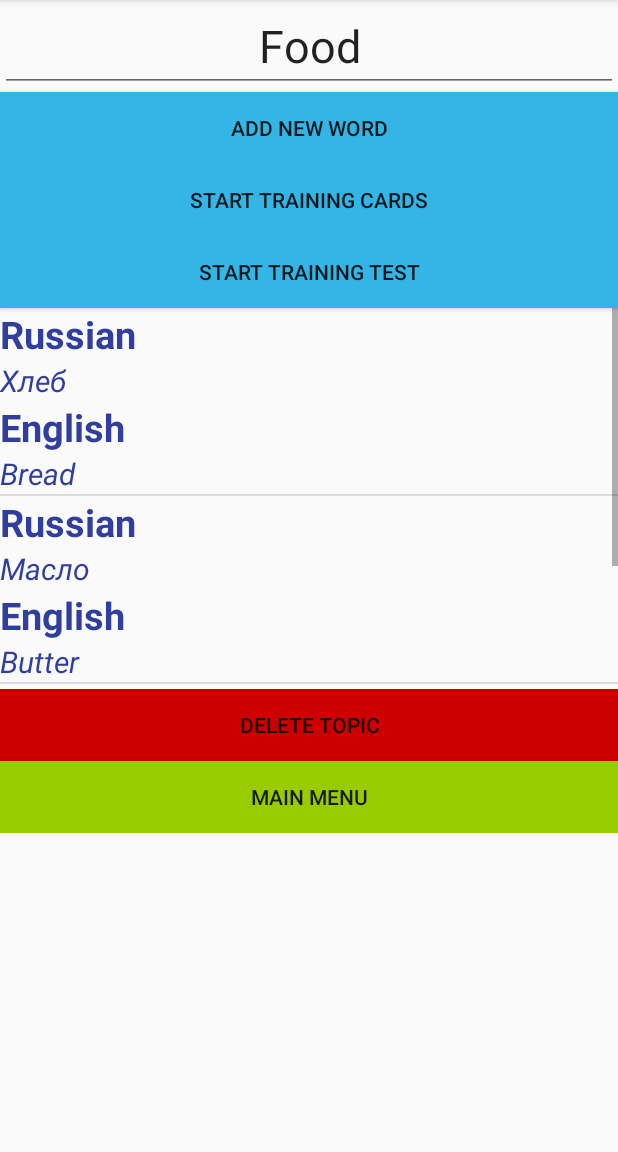
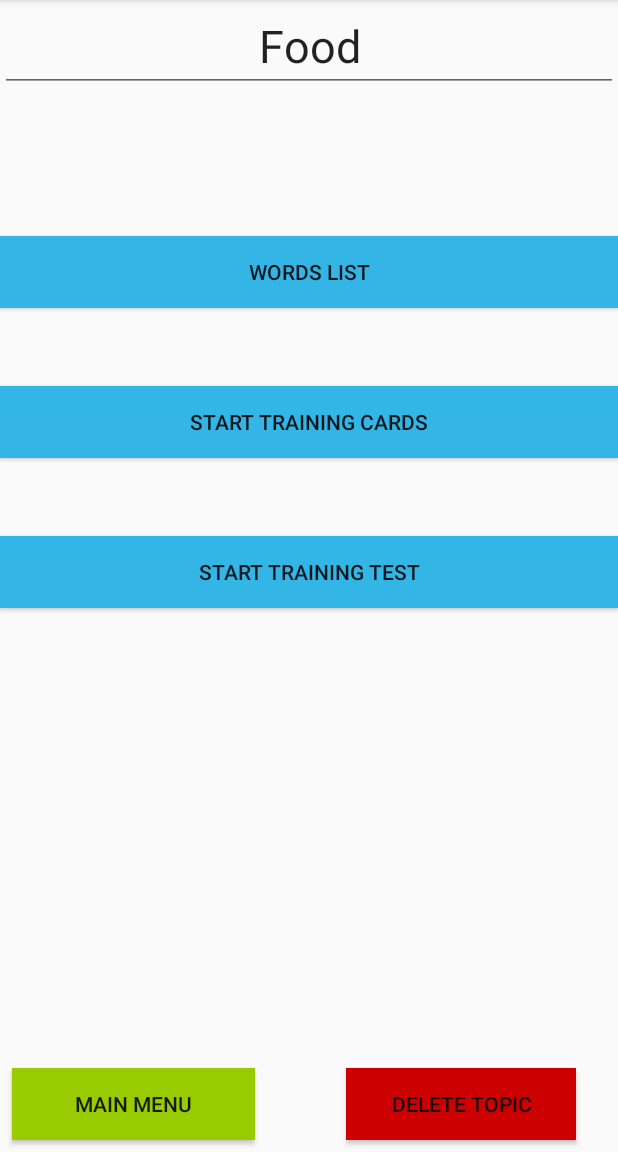
Before and after one commit to idzeh/learningwords, an Android app: the screen it shows after launch (TopicSettingsActivity), after a tap on "Food", on a phone screen of 412 x 824 dp, the part 84-1236 px from its top. Run offline under Robolectric (Android 15) with nearby library versions, the phone set to English and light mode, and no system bars.

Commit message:
first commit

```diff
--- a/app/src/main/java/com/example/idzeh/learningwords/CreateTopicActivity.java
+++ b/app/src/main/java/com/example/idzeh/learningwords/CreateTopicActivity.java
@@ -1,5 +1,8 @@
 package com.example.idzeh.learningwords;
 
+/*
+Активити для создания топика
+ */
 import android.support.v7.app.AppCompatActivity;
 import android.os.Bundle;
 import android.view.*;
--- a/app/src/main/java/com/example/idzeh/learningwords/DB.java
+++ b/app/src/main/java/com/example/idzeh/learningwords/DB.java
@@ -7,7 +7,9 @@ import android.database.Cursor;
 import android.database.sqlite.*;
 import android.content.ContentValues;
 import android.util.Log;
-
+/*
+класс с методами для работы с БД
+ */
 public class DB{
 
     public static ArrayList<Word> words;
--- a/app/src/main/java/com/example/idzeh/learningwords/Topic.java
+++ b/app/src/main/java/com/example/idzeh/learningwords/Topic.java
@@ -1,5 +1,7 @@
 package com.example.idzeh.learningwords;
-
+/*
+модель топика
+ */
 public class Topic {
     public int id;
     public String name;
--- a/app/src/main/java/com/example/idzeh/learningwords/TopicSettingsActivity.java
+++ b/app/src/main/java/com/example/idzeh/learningwords/TopicSettingsActivity.java
@@ -1,5 +1,7 @@
 package com.example.idzeh.learningwords;
-
+/*
+класс для редактирования топика
+ */
 import android.content.*;
 import android.support.v7.app.AppCompatActivity;
 import android.os.Bundle;
@@ -19,13 +21,13 @@ public class TopicSettingsActivity extends AppCompatActivity {
         final TextView topicNameInput = (TextView) findViewById(R.id.topic_name_input);
         topicNameInput.setText(DB.getTopicNameById(this, topicId));
         topicNameInput.setSelected(false);
-        ArrayList<Word> words = DB.getWordsByParentId(this, topicId);
 
-        ListView wordsListView = (ListView) findViewById(R.id.words_list_view);
+
         Button toMainButton = (Button) findViewById(R.id.toMainButton);
-        Button addWordButton = (Button) findViewById(R.id.addWordButton);
         Button deleteTopicButton = (Button) findViewById(R.id.deleteTopicButton);
         Button startTrainCardsButton = (Button) findViewById(R.id.startCardsButton);
+        Button startExamButton = (Button) findViewById(R.id.startTestButton);
+        Button wordsListButton = (Button) findViewById(R.id.toWordsListButton);
 
         final Context ctx = this;
         toMainButton.setOnClickListener(new View.OnClickListener() {
@@ -38,15 +40,13 @@ public class TopicSettingsActivity extends AppCompatActivity {
             }
         });
 
-        addWordButton.setOnClickListener(new View.OnClickListener() {
+        wordsListButton.setOnClickListener(new View.OnClickListener() {
             @Override
             public void onClick(View v) {
-                Intent intent = new Intent(TopicSettingsActivity.this, WordSettingsActivity.class);
+                Intent intent = new Intent(TopicSettingsActivity.this, WordsListActivity.class);
                 Bundle b = new Bundle();
-                b.putInt("word_id", -1);
                 b.putInt("topic_id", topicId);
                 intent.putExtras(b);
-                finish();
                 startActivity(intent);
             }
         });
@@ -72,19 +72,17 @@ public class TopicSettingsActivity extends AppCompatActivity {
                 startActivity(intent);
             }
         });
-        WordsAdapter wordsAdapter = new WordsAdapter(getApplicationContext(), R.layout.activity_topic_settings, words);
-        wordsListView.setAdapter(wordsAdapter);
-        wordsListView.setOnItemClickListener(new AdapterView.OnItemClickListener() {
+        startExamButton.setOnClickListener(new View.OnClickListener() {
             @Override
-            public void onItemClick(AdapterView<?> parent, View view, int position, long id) {
-                Intent intent = new Intent(TopicSettingsActivity.this, WordSettingsActivity.class);
+            public void onClick(View v) {
+                Intent intent = new Intent(TopicSettingsActivity.this, ExamActivity.class);
                 Bundle b = new Bundle();
-                b.putInt("word_id", ((Word) parent.getItemAtPosition(position)).getId());
                 b.putInt("topic_id", topicId);
                 intent.putExtras(b);
                 finish();
                 startActivity(intent);
             }
         });
+
     }
 }
--- a/app/src/main/java/com/example/idzeh/learningwords/TopicsAdapter.java
+++ b/app/src/main/java/com/example/idzeh/learningwords/TopicsAdapter.java
@@ -6,7 +6,9 @@ import android.view.View;
 import android.view.ViewGroup;
 import android.widget.ArrayAdapter;
 import android.widget.*;
-
+/*
+класс адаптера для топика
+ */
 public class TopicsAdapter extends ArrayAdapter<Topic>{
     ArrayList<Topic> topics = null;
     Context context;
--- a/app/src/main/java/com/example/idzeh/learningwords/TrainCardsActivity.java
+++ b/app/src/main/java/com/example/idzeh/learningwords/TrainCardsActivity.java
@@ -10,7 +10,9 @@ import android.widget.TextView;
 import java.util.ArrayList;
 import java.util.Collections;
 import java.util.Random;
-
+/*
+класс для режима тренировки
+ */
 public class TrainCardsActivity extends AppCompatActivity {
     ArrayList<Word> words;
     int topicId;
--- a/app/src/main/java/com/example/idzeh/learningwords/Word.java
+++ b/app/src/main/java/com/example/idzeh/learningwords/Word.java
@@ -1,5 +1,7 @@
 package com.example.idzeh.learningwords;
-
+/*
+модель слова для запоминания
+ */
 public class Word {
     private int parentId, id;
     private String russian, english;
--- a/app/src/main/java/com/example/idzeh/learningwords/WordsAdapter.java
+++ b/app/src/main/java/com/example/idzeh/learningwords/WordsAdapter.java
@@ -1,5 +1,7 @@
 package com.example.idzeh.learningwords;
-
+/*
+адаптер для слова
+ */
 import android.content.Context;
 import android.support.annotation.NonNull;
 import android.support.annotation.Nullable;
--- a/app/src/main/res/layout/activity_topic_settings.xml
+++ b/app/src/main/res/layout/activity_topic_settings.xml
@@ -2,77 +2,94 @@
 <android.support.constraint.ConstraintLayout xmlns:android="http://schemas.android.com/apk/res/android"
     xmlns:app="http://schemas.android.com/apk/res-auto"
     xmlns:tools="http://schemas.android.com/tools"
-    android:layout_width="match_parent"
-    android:layout_height="match_parent"
+    android:layout_width="fill_parent"
+    android:layout_height="fill_parent"
+    android:focusable="true"
     android:focusableInTouchMode="true"
+    android:orientation="vertical"
     tools:context=".TopicSettingsActivity">
 
-    <ScrollView
-        android:id="@+id/scrollView"
-        android:layout_width="match_parent"
-        android:layout_height="wrap_content">
-        <LinearLayout
-
-
+    <EditText
+        android:id="@+id/topic_name_input"
         android:layout_width="match_parent"
         android:layout_height="wrap_content"
-            android:orientation="vertical">
-            <EditText
-                android:id="@+id/topic_name_input"
-                android:layout_height="wrap_content"
-                android:layout_width="match_parent"
         android:inputType="text"
+        android:text="Enter topic name here"
         android:textAlignment="center"
-                android:textSize="30dp"
-                android:text="Enter topic name here"/>
+        android:textSize="30dp" />
 
     <Button
-                android:id="@+id/addWordButton"
+        android:id="@+id/toWordsListButton"
         android:layout_width="match_parent"
         android:layout_height="wrap_content"
+        android:layout_marginTop="96dp"
         android:background="@android:color/holo_blue_light"
-                android:text="Add new word"
-                app:layout_constraintTop_toBottomOf="@+id/topic_name_input" />
+        android:text="Words List"
+        app:layout_constraintTop_toBottomOf="@+id/topic_name_input"
+        tools:layout_editor_absoluteX="0dp" />
 
     <Button
         android:id="@+id/startCardsButton"
         android:layout_width="match_parent"
         android:layout_height="wrap_content"
+        android:layout_marginTop="52dp"
         android:background="@android:color/holo_blue_light"
         android:text="Start training Cards"
-                app:layout_constraintTop_toBottomOf="@+id/addWordButton" />
+        app:layout_constraintTop_toBottomOf="@+id/toWordsListButton"
+        tools:layout_editor_absoluteX="0dp" />
 
     <Button
         android:id="@+id/startTestButton"
         android:layout_width="match_parent"
         android:layout_height="wrap_content"
+        android:layout_marginTop="52dp"
         android:background="@android:color/holo_blue_light"
         android:text="Start training Test"
-                app:layout_constraintTop_toBottomOf="@+id/startCardsButton" />
+        app:layout_constraintTop_toBottomOf="@+id/startCardsButton"
+        tools:layout_editor_absoluteX="0dp" />
 
-
-            <ListView
-                android:id="@+id/words_list_view"
-                android:layout_width="match_parent"
-                android:layout_height="254dp"
-                android:isScrollContainer="false"></ListView>
 
     <Button
         android:id="@+id/deleteTopicButton"
-                android:layout_width="match_parent"
+        android:layout_width="153dp"
         android:layout_height="wrap_content"
+        android:layout_gravity="center_horizontal"
+        android:layout_marginStart="8dp"
+        android:layout_marginLeft="8dp"
+        android:layout_marginTop="8dp"
+        android:layout_marginEnd="8dp"
+        android:layout_marginRight="8dp"
+        android:layout_marginBottom="8dp"
         android:background="@android:color/holo_red_dark"
         android:text="Delete topic"
-                app:layout_constraintTop_toBottomOf="@+id/words_list_view" />
+        app:layout_constraintBottom_toBottomOf="parent"
+        app:layout_constraintEnd_toEndOf="parent"
+        app:layout_constraintHorizontal_bias="0.722"
+        app:layout_constraintStart_toEndOf="@+id/toMainButton"
+        app:layout_constraintTop_toBottomOf="@+id/startTestButton"
+        app:layout_constraintVertical_bias="1.0" />
+
     <Button
         android:id="@+id/toMainButton"
-                android:layout_width="match_parent"
+        android:layout_width="162dp"
         android:layout_height="wrap_content"
+        android:layout_gravity="center_horizontal"
+        android:layout_marginStart="8dp"
+        android:layout_marginLeft="8dp"
+        android:layout_marginTop="8dp"
+        android:layout_marginEnd="8dp"
+        android:layout_marginRight="8dp"
+        android:layout_marginBottom="8dp"
         android:background="@android:color/holo_green_light"
         android:text="Main menu"
-                app:layout_constraintTop_toBottomOf="@+id/deleteTopicButton" />
-        </LinearLayout>
-    </ScrollView>
+        app:layout_constraintBottom_toBottomOf="parent"
+        app:layout_constraintEnd_toEndOf="parent"
+        app:layout_constraintHorizontal_bias="0.0"
+        app:layout_constraintStart_toStartOf="parent"
+        app:layout_constraintTop_toBottomOf="@+id/startTestButton"
+        app:layout_constraintVertical_bias="1.0" />
+
+
 
 
 </android.support.constraint.ConstraintLayout>
```
Also changed, not shown: app/src/main/AndroidManifest.xml (+5 -3 lines), app/src/main/java/com/example/idzeh/learningwords/ExamActivity.java (added, +172 -0 lines), app/src/main/java/com/example/idzeh/learningwords/WordSettingsActivity.java (+7 -5 lines), app/src/main/java/com/example/idzeh/learningwords/WordsListActivity.java (added, +60 -0 lines), app/src/main/res/layout/activity_exam.xml (added, +146 -0 lines), app/src/main/res/layout/activity_words_list.xml (added, +43 -0 lines). Lines whose indentation alone changed are shown as unchanged.
